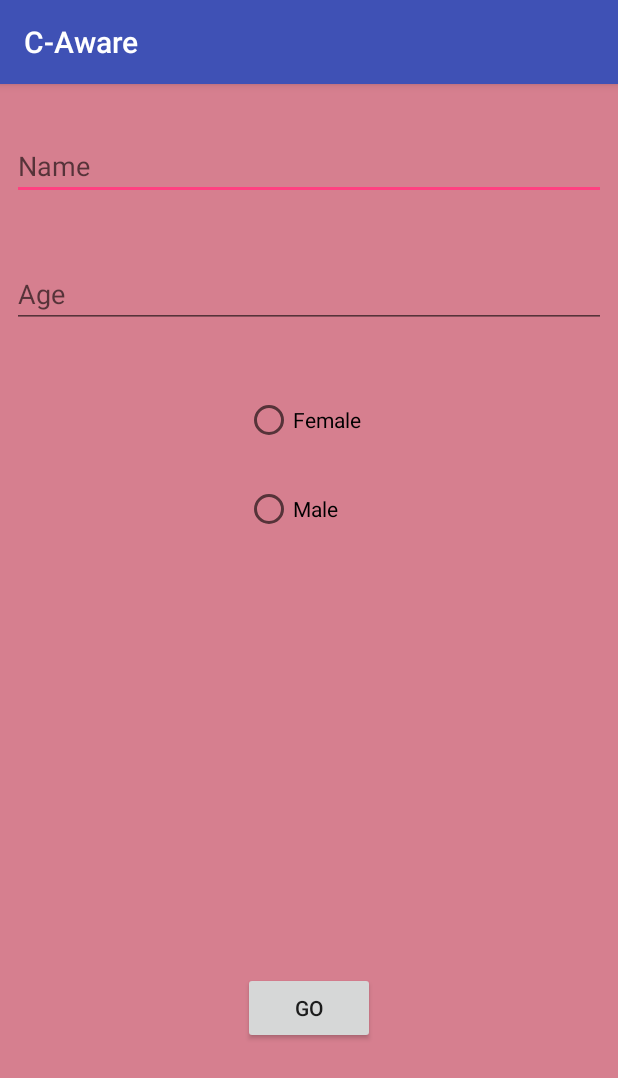
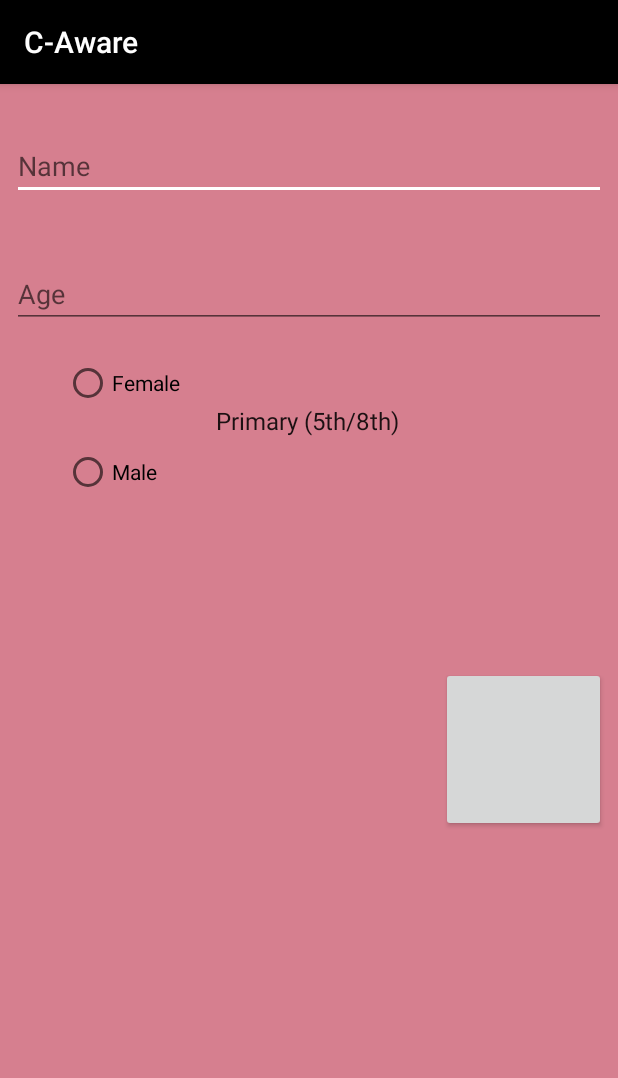
Before and after one commit to dvsth/C-Aware, an Android app: the QuestionScreen screen opened directly, with no data from a screen before it, on a phone screen of 412 x 824 dp. Shown: the top 1078 px of the screen. Run offline under Robolectric (Android 15) with nearby library versions, the light colour scheme and no system bars.

Commit message:
Commit 9, Asking the Real Questions - v1.4 release

```diff
--- a/app/src/main/java/devseth/questionnaire/DBHandler.java
+++ b/app/src/main/java/devseth/questionnaire/DBHandler.java
@@ -31,7 +31,7 @@ public class DBHandler extends SQLiteOpenHelper {
     private static final String DEM_AGE = "age";
     private static final String DEM_SEX = "sex";
 
-    //responses - each column stores a value for one response - 1 for yes, 0 for no
+    //responses - each column stores a value for one response - 2 for yes, 1 for no
     private static final String QUES_1 = "QUES_1";
     private static final String QUES_2 = "QUES_2";
     private static final String QUES_3 = "QUES_3";
@@ -42,10 +42,26 @@ public class DBHandler extends SQLiteOpenHelper {
     private static final String QUES_8 = "QUES_8";
     private static final String QUES_9 = "QUES_9";
     private static final String QUES_10 = "QUES_10";
+    private static final String QUES_11 = "QUES_11";
+    private static final String QUES_12 = "QUES_12";
+    private static final String QUES_13 = "QUES_13";
+    private static final String QUES_14 = "QUES_14";
+    private static final String QUES_15 = "QUES_15";
+    private static final String QUES_16 = "QUES_16";
+    private static final String QUES_17 = "QUES_17";
+    private static final String QUES_18 = "QUES_18";
+    private static final String QUES_19 = "QUES_19";
+    private static final String QUES_20 = "QUES_20";
+    private static final String QUES_21 = "QUES_21";
+    private static final String QUES_22 = "QUES_22";
+    private static final String QUES_23 = "QUES_23";
+    private static final String QUES_24 = "QUES_24";
+
     //create a reference to the database we are handling
     private static SQLiteDatabase database;
     private static int counter;
     private static String[] QUESTION_ARRAY;
+
     //quelle heure est-il? wie viel uhr is es?
     private String timestamp;
 
@@ -73,7 +89,11 @@ public class DBHandler extends SQLiteOpenHelper {
                         + DEM_SEX + " TEXT, " + QUES_1 + " TEXT, " + QUES_2 + " TEXT, " +
                         QUES_3 + " TEXT, " + QUES_4 + " TEXT, " + QUES_5 + " TEXT, " + QUES_6 +
                         " TEXT, " + QUES_7 + " TEXT, " + QUES_8 + " TEXT, " + QUES_9 + " TEXT, "
-                        + QUES_10 + " TEXT"
+                        + QUES_10 + " TEXT, " + QUES_11 + " TEXT, " + QUES_12 + " TEXT, " +
+                        QUES_13 + " TEXT, " + QUES_14 + " TEXT, " + QUES_15 + " TEXT, " + QUES_16 +
+                        " TEXT, " + QUES_17 + " TEXT, " + QUES_18 + " TEXT, " + QUES_19 + " TEXT, "
+                        + QUES_20 + " TEXT, " + QUES_21 + " TEXT, " + QUES_22 + " TEXT, " +
+                        QUES_23 + " TEXT, " + QUES_24 + " TEXT"
                         + ")";
         database.execSQL(CREATE_CONTACTS_TABLE);
 
@@ -92,10 +112,11 @@ public class DBHandler extends SQLiteOpenHelper {
 
         //initialize array containing all questions
         QUESTION_ARRAY = new String[]{DEM_AGE, DEM_SEX, QUES_1, QUES_2, QUES_3,
-                QUES_4, QUES_5, QUES_6, QUES_7, QUES_8, QUES_9, QUES_10};
+                QUES_4, QUES_5, QUES_6, QUES_7, QUES_8, QUES_9, QUES_10, QUES_11, QUES_12, QUES_13,
+                QUES_14, QUES_15, QUES_16, QUES_17, QUES_18, QUES_19, QUES_20, QUES_21, QUES_22, QUES_23, QUES_24};
 
         ContentValues values = new ContentValues();
-        for (int i = 0; i < 12; i++) {
+        for (int i = 0; i < 26; i++) {
             values.put(QUESTION_ARRAY[i], inputResponses[i]);
 
 
@@ -144,7 +165,8 @@ public class DBHandler extends SQLiteOpenHelper {
             Log.d(null, "row count is: " + curCSV.getCount());
 
             //write header of CSV
-            writer.println("key, age, sex, q1, q2, q3, q4, q5, q6, q7, q8, q9, q10");
+            writer.println("key, age, sex, q1, q2, q3, q4, q5, q6, q7, q8, q9, q10, q11, q12, q13, q14, " +
+                    "q15, q16, q17, q18, q19, q20, q21, q22, q23, q24");
 
 
             int count = 0;
@@ -153,11 +175,11 @@ public class DBHandler extends SQLiteOpenHelper {
 
                 String record = "";
 
-                for (int i = 0; i < 12; i++) {
+                for (int i = 0; i < 26; i++) {
                     record = record.concat(curCSV.getString(i) + ",");
                 }
 
-                record = record.concat(curCSV.getString(12));
+                record = record.concat(curCSV.getString(26));
 
                 writer.println(record);
                 count++;
--- a/app/src/main/java/devseth/questionnaire/QuestionFeeder.java
+++ b/app/src/main/java/devseth/questionnaire/QuestionFeeder.java
@@ -6,24 +6,17 @@ package devseth.questionnaire;
 
 public class QuestionFeeder {
 
-    private String q1, q2, q3, q4, q5, q6, q7, q8, q9, q10;     //the questions
-    private String[] questions;                                 //array storing questions
-    private int questionIndex;                                  //current position in array
+    private String q1, q2, q3, q4, q5, q6, q7, q8, q9, q10, q11, q12, q13, q14,
+            q15, q16, q17, q18, q19, q20, q21, q22, q23, q24;                   //the questions
+    private String[] questions;                                                 //array storing questions
+    private int questionIndex;                                                  //current position in array
+    private int language;                                                       //*beep* for Hindi, press 0 *beep* For English, press 1
 
     public QuestionFeeder() {
 
-        q1 = "Question 1";
-        q2 = "Question 2";
-        q3 = "Question 3";
-        q4 = "Question 4";
-        q5 = "Question 5";
-        q6 = "Question 6";
-        q7 = "Question 7";
-        q8 = "Question 8";
-        q9 = "Question 9";
-        q10 = "Question 10";
 
-        questions = new String[]{q1, q2, q3, q4, q5, q6, q7, q8, q9, q10};
+        questions = new String[]{q1, q2, q3, q4, q5, q6, q7, q8, q9, q10, q11, q12, q13, q14,
+                q15, q16, q17, q18, q19, q20, q21, q22, q23, q24};
 
         questionIndex = -1;
     }
@@ -38,4 +31,68 @@ public class QuestionFeeder {
         return questions[questionIndex];                        //or else return the next question
     }
 
+
+    public void setLanguage(int i) {
+
+        if (i == 0)   //Hindi
+        {
+            q1 = "क्या आप मुँह के कैंसर के बारे मे जानते है?";
+            q2 = "क्या आप ऐसे किसी व्यक्ति को जानते है जिसे मुँह का कैंसर हुआ है?";
+            q3 = "क्या आप जानते है मुँह का कैंसर काय से होता है?";
+            q4 = "क्या मुँह का कैंसर छूत की बीमारी है?";
+            q5 = "क्या बीड़ी/सिगरेट पीने से कैंसर होता है?";
+            q6 = "क्या शराब पीने से मुँह का कैंसर होता है?";
+            q7 = "क्या पान चबाने से मुँह का कैंसर होता है?";
+            q8 = "क्या खराब दाँत या मसूड़ो से मुँह का कैंसर होता है?";
+            q9 = "क्या मुँह के कैंसर का उम्र से कोई संबंध है?";
+
+            q10 = "क्या आप बीड़ी/सिगरेट पीते है?";
+            q11 = "क्या आप पान चबाते है?";
+            q12 = "क्या आप पान मसाला खाते है?";
+            q13 = "क्या आप शराब का सेवन करते है?";
+            q14 = "क्या आपके परिवार का कोई सदस्य तम्बाकू का किसी भी स्वरूप में उपयोग करता है?";
+
+            q15 = "क्या आपने ने अपने मुँह को अंदर से देखा है?";
+            q16 = "क्या पूरा बढ़ा मुँह खोलने में कोई तकलीफ होती है?";
+            q17 = "क्या आपको सामान्य खाना खाने में तीखा लगता है?";
+            q18 = "क्या आपको मुँह में कोई लाल या सफ़ेद चट्टा, छाला है?";
+            q19 = "क्या आपको मुँह में कोई नुकीला या धार वाला दाँत है जो चुबता हो?";
+            q20 = "क्या आपको मुँह में कोई छला है जो तीन हफ्ते से ज़्यादा हो गए और भरा या ठीक न हुआ हो?";
+            q21 = "क्या पिछले दो-तीन हफ़्तों में आप की आवाज़ में कोई बदलाव हुआ है जो ठीक नहीं हो रहा है?";
+            q22 = "क्या आपके कान में दर्द बना रहता है?";
+            q23 = "क्या आपको खाना निगलने में कोई तकलीफ होती है?";
+            q24 = "क्या आपको गले या गर्दन में कोई सूजन या गठान महसूस होती है?";
+        } else if (i == 1) //English
+        {
+            q1 = "Have you heard about oral cancer?";
+            q2 = "Do you know anyone who had mouth cancer?";
+            q3 = "DO you know the cause of oral cancer?";
+            q4 = "Is oral cancer a contagious disease?";
+            q5 = "Can smoking cause oral cancer?";
+            q6 = "Can alcohol cause oral cancer?";
+            q7 = "Does chewing paan (betel leaves) cause oral cancer?";
+            q8 = "Is poor oral health a cause of oral cancer?";
+            q9 = "Is oral cancer related to age?";
+
+            q10 = "Do you smoke cigarettes or bidi?";
+            q11 = "DO you chew paan with tobacco?";
+            q12 = "Do you eat paan masala?";
+            q13 = "Do you consume alcohol?";
+            q14 = "Do any of your family members smoke or chew tobacco?";
+
+            q15 = "Have you ever examined your oral cavity?";
+            q16 = "Do you experience difficulties in opening your mouth fully?";
+            q17 = "Do you have a burning sensation on eating normal food?";
+            q18 = "Do you have any red or white patches in your oral cavity?";
+            q19 = "Do you have any sharp tooth that hurt your cheek?";
+            q20 = "Do you have any ulcer that has not healed for more than 3 weeks?";
+            q21 = "Have you noticed a change in your voice in the last 2-3 weeks or before that?";
+            q22 = "Do you continuously suffer from earache?";
+            q23 = "Do you have difficulties in swallowing food?";
+            q24 = "Have you noticed any swelling in your neck?";
+
+
+        }
+
+    }
 }
--- a/app/src/main/java/devseth/questionnaire/QuestionScreen.java
+++ b/app/src/main/java/devseth/questionnaire/QuestionScreen.java
@@ -2,6 +2,8 @@ package devseth.questionnaire;
 
 import android.Manifest;
 import android.animation.ValueAnimator;
+import android.content.Context;
+import android.content.Intent;
 import android.content.pm.PackageManager;
 import android.graphics.Color;
 import android.os.Bundle;
@@ -9,9 +11,12 @@ import android.support.v4.app.ActivityCompat;
 import android.support.v7.app.AppCompatActivity;
 import android.util.Log;
 import android.view.View;
+import android.view.inputmethod.InputMethodManager;
+import android.widget.ArrayAdapter;
 import android.widget.Button;
 import android.widget.EditText;
 import android.widget.RadioButton;
+import android.widget.Spinner;
 import android.widget.TextView;
 
 public class QuestionScreen extends AppCompatActivity implements View.OnClickListener {
@@ -26,8 +31,10 @@ public class QuestionScreen extends AppCompatActivity implements View.OnClickLis
     Button btnYes;                                      //the yes button
     Button btnNo;                                       //the no button
     Button btnGo;                                       //the go button
+    Button btnRevert;                                   //the revert button
     RadioButton btnFemale;                              //are you a girl?
     RadioButton btnMale;                                //are you a boy?
+    Spinner spnEducation;                               //list of educational standards
     private QuestionFeeder questionFeeder;              //provides questions
     private DBHandler dbhelper;                         //the DBHandler object which will manage db
     private String[] responses;                         //stores responses
@@ -48,14 +55,26 @@ public class QuestionScreen extends AppCompatActivity implements View.OnClickLis
         btnFemale = (RadioButton) findViewById(R.id.rbFemale);
         btnMale = (RadioButton) findViewById(R.id.rbMale);
         btnGo.setOnClickListener(this);
+        spnEducation = (Spinner) findViewById(R.id.spnEducation);
         background = findViewById(R.id.background);
         btnYes = (Button) findViewById(R.id.btnYes);
         btnYes.setOnClickListener(this);
         btnNo = (Button) findViewById(R.id.btnNo);
         btnNo.setOnClickListener(this);
+        btnRevert = (Button) findViewById(R.id.btnRevert);
+        btnRevert.setOnClickListener(this);
         questionFeeder = new QuestionFeeder();
 
-        responses = new String[12];
+        ArrayAdapter<CharSequence> adapterSpnEducation = ArrayAdapter.createFromResource(this,
+                R.array.education_array, android.R.layout.simple_spinner_item);
+
+        // Specify the layout to use when the list of choices appears
+        adapterSpnEducation.setDropDownViewResource(android.R.layout.simple_spinner_dropdown_item);
+
+        // Apply the adapter to the spinner
+        spnEducation.setAdapter(adapterSpnEducation);
+
+        responses = new String[26];
         String blank = "";
         for (int i = 0; i < responses.length; i++)
             responses[i] = blank;
@@ -68,6 +87,7 @@ public class QuestionScreen extends AppCompatActivity implements View.OnClickLis
         txtQues.setVisibility(View.INVISIBLE);
         btnYes.setVisibility(View.INVISIBLE);
         btnNo.setVisibility(View.INVISIBLE);
+        btnRevert.setVisibility(View.INVISIBLE);
 
         //Ignition for animation
         bgAnimator();
@@ -93,7 +113,7 @@ public class QuestionScreen extends AppCompatActivity implements View.OnClickLis
         if (isGoOver) {
             questionIndex++;
 
-            if (questionIndex == 11)
+            if (questionIndex == 25)
                 isLast = true;
 
             txtQues.setText(questionFeeder.nextQuestion());
@@ -102,13 +122,8 @@ public class QuestionScreen extends AppCompatActivity implements View.OnClickLis
             Log.d(null, "value of questionIndex is:" + questionIndex);
         }
 
-        if (!isLast && txtQues.getText().equals("Survey Complete!")) {
+        //if (!isLast && txtQues.getText().equals("Survey Complete!")) {
 
-            btnYes.setEnabled(false);                           //disable buttons
-            btnNo.setEnabled(false);
-            dbhelper.addSurveyResponse(responses);              //add the responses to the db
-            dbhelper.writeToCSV();                              //update the csv file
-            Log.d(null, "wrote to CSV");
 
         //!!!TEST ONLY!!!
         //String test = "teststring for concated responses";
@@ -116,25 +131,32 @@ public class QuestionScreen extends AppCompatActivity implements View.OnClickLis
         //  test = test.concat(responses[c]);
         //txtQues.setText(test);
 
-        } else {
+
         switch (v.getId()) {
-
+            case R.id.rbMale:
+            case R.id.rbFemale:
+                View view = this.getCurrentFocus();
+                if (view != null) {
+                    InputMethodManager imm = (InputMethodManager) getSystemService(Context.INPUT_METHOD_SERVICE);
+                    imm.hideSoftInputFromWindow(view.getWindowToken(), 0);
+                }
+                break;
             case R.id.btnNo:
-                    responses[questionIndex] = "0";
+                responses[questionIndex] = "1";
 
                 Log.d(null, "Value of responses at " + questionIndex + " is: " + responses[questionIndex]);
                 if (isLast) {
                     isGoOver = false;
-
+                    disabler();
                 }
                 break;
             case R.id.btnYes:
-                    responses[questionIndex] = "1";
+                responses[questionIndex] = "2";
                 Log.d(null, "Value of responses at " + questionIndex + " is: " + responses[questionIndex]);
 
                 if (isLast) {
                     isGoOver = false;
-
+                    disabler();
                 }
                 break;
 
@@ -151,6 +173,7 @@ public class QuestionScreen extends AppCompatActivity implements View.OnClickLis
                 txtName.setVisibility(View.INVISIBLE);
                 btnMale.setVisibility(View.INVISIBLE);
                 btnFemale.setVisibility(View.INVISIBLE);
+                spnEducation.setVisibility(View.INVISIBLE);
 
                 //add input fields into row array
                 responses[0] = txtAge.getText().toString();
@@ -160,11 +183,30 @@ public class QuestionScreen extends AppCompatActivity implements View.OnClickLis
                 else
                     responses[1] = "female";
 
-
-            }
+                break;
+            case R.id.btnRevert:
+                Intent i = new Intent(getApplicationContext(), MainActivity.class);
+                startActivity(i);
         }
 
     }
+
+    private void disabler() {
+
+        btnYes.setEnabled(false);                           //disable buttons
+        btnNo.setEnabled(false);
+        btnNo.setVisibility(View.GONE);
+        btnYes.setVisibility(View.GONE);
+        spnEducation.setVisibility(View.GONE);
+
+        btnRevert.setVisibility(View.VISIBLE);              //enable revert option
+
+        dbhelper.addSurveyResponse(responses);              //add the responses to the db
+        dbhelper.writeToCSV();                              //update the csv file
+        Log.d(null, "wrote to CSV");
+
+    }
+
 
     private void bgAnimator() {
 
--- a/app/src/main/res/layout/activity_question_screen.xml
+++ b/app/src/main/res/layout/activity_question_screen.xml
@@ -20,6 +20,10 @@
         android:id="@+id/textView1"
         android:layout_width="0dp"
         android:layout_height="wrap_content"
+        android:layout_marginEnd="30dp"
+        android:layout_marginLeft="30dp"
+        android:layout_marginRight="30dp"
+        android:layout_marginStart="30dp"
         android:layout_marginTop="60dp"
         android:text="TextView"
         android:textAlignment="center"
@@ -29,15 +33,15 @@
         app:layout_constraintTop_toTopOf="@+id/background" />
 
     <LinearLayout
+        android:id="@+id/linearLayout"
         android:layout_width="0dp"
         android:layout_height="wrap_content"
+        android:layout_marginBottom="8dp"
         android:orientation="vertical"
         android:weightSum="1"
+        app:layout_constraintBottom_toBottomOf="@+id/background"
         app:layout_constraintLeft_toLeftOf="parent"
-        app:layout_constraintRight_toRightOf="parent"
-        app:layout_constraintBottom_toBottomOf="@+id/background"
-        android:layout_marginBottom="8dp"
-        android:id="@+id/linearLayout">
+        app:layout_constraintRight_toRightOf="parent">
 
         <Button
             android:id="@+id/btnYes"
@@ -51,7 +55,7 @@
             android:text="Yes"
             app:layout_constraintBottom_toBottomOf="parent"
             app:layout_constraintLeft_toLeftOf="parent"
-            app:layout_constraintRight_toLeftOf="@+id/button3" />
+            app:layout_constraintRight_toLeftOf="@id/parent" />
 
         <Button
             android:id="@+id/btnNo"
@@ -63,9 +67,10 @@
             android:layout_marginRight="8dp"
             android:layout_marginStart="8dp"
             android:text="No"
-            app:layout_constraintBottom_toBottomOf="parent"
-            app:layout_constraintLeft_toLeftOf="parent"
-            app:layout_constraintRight_toLeftOf="@+id/button3" />
+            android:textAlignment="center"
+            app:layout_constraintBottom_toBottomOf="@+id/parent"
+            app:layout_constraintLeft_toLeftOf="@+id/parent"
+            app:layout_constraintRight_toLeftOf="@+id/parent" />
 
     </LinearLayout>
 
@@ -73,53 +78,62 @@
         android:id="@+id/txtName"
         android:layout_width="0dp"
         android:layout_height="wrap_content"
+        android:layout_marginEnd="8dp"
+        android:layout_marginLeft="8dp"
+        android:layout_marginRight="8dp"
+        android:layout_marginStart="8dp"
         android:layout_marginTop="32dp"
         android:ems="10"
         android:hint="Name"
         android:inputType="textPersonName"
-        app:layout_constraintTop_toTopOf="@+id/background"
-        android:layout_marginRight="8dp"
+        app:layout_constraintLeft_toLeftOf="parent"
         app:layout_constraintRight_toRightOf="parent"
-        android:layout_marginLeft="8dp"
-        app:layout_constraintLeft_toLeftOf="parent" />
+        app:layout_constraintTop_toTopOf="@+id/background" />
 
     <EditText
         android:id="@+id/txtAge"
         android:layout_width="0dp"
         android:layout_height="wrap_content"
+        android:layout_marginEnd="8dp"
+        android:layout_marginLeft="8dp"
+        android:layout_marginRight="8dp"
+        android:layout_marginStart="8dp"
         android:layout_marginTop="40dp"
         android:ems="10"
         android:hint="Age"
         android:inputType="number"
-        app:layout_constraintTop_toBottomOf="@+id/txtName"
-        android:layout_marginRight="8dp"
+        app:layout_constraintHorizontal_bias="0.0"
+        app:layout_constraintLeft_toLeftOf="parent"
         app:layout_constraintRight_toRightOf="parent"
-        android:layout_marginLeft="8dp"
-        app:layout_constraintLeft_toLeftOf="parent"
-        app:layout_constraintHorizontal_bias="0.0" />
+        app:layout_constraintTop_toBottomOf="@+id/txtName" />
 
     <Button
         android:id="@+id/btnGo"
-        android:layout_width="88dp"
-        android:layout_height="wrap_content"
-        android:text="Go"
-        android:layout_marginLeft="8dp"
-        app:layout_constraintLeft_toLeftOf="parent"
+        android:layout_width="110dp"
+        android:layout_height="110dp"
+        android:layout_marginEnd="8dp"
         android:layout_marginRight="8dp"
+        android:layout_marginTop="226dp"
+        android:textSize="50sp"
         app:layout_constraintRight_toRightOf="parent"
-        android:layout_marginBottom="8dp"
-        app:layout_constraintBottom_toTopOf="@+id/linearLayout" />
+        app:layout_constraintTop_toBottomOf="@+id/txtAge"
+        tools:text="🢂" />
 
     <RadioGroup
+        android:id="@+id/radioGroup"
         android:layout_width="wrap_content"
         android:layout_height="wrap_content"
-        android:layout_marginTop="37dp"
-        app:layout_constraintTop_toBottomOf="@+id/txtAge"
-        android:layout_marginLeft="0dp"
-        app:layout_constraintLeft_toLeftOf="parent"
-        android:id="@+id/radioGroup"
+        android:layout_marginBottom="0dp"
+        android:layout_marginEnd="8dp"
+        android:layout_marginLeft="8dp"
         android:layout_marginRight="8dp"
-        app:layout_constraintRight_toRightOf="parent">
+        android:layout_marginStart="8dp"
+        android:layout_marginTop="0dp"
+        android:hapticFeedbackEnabled="false"
+        app:layout_constraintBottom_toBottomOf="@+id/spnEducation"
+        app:layout_constraintLeft_toLeftOf="@+id/background"
+        app:layout_constraintRight_toLeftOf="@+id/btnRevert"
+        app:layout_constraintTop_toTopOf="@+id/spnEducation">
 
         <RadioButton
             android:id="@+id/rbFemale"
@@ -129,6 +143,7 @@
             android:layout_marginRight="8dp"
             android:layout_marginTop="8dp"
             android:layout_weight="1"
+            android:onClick="onClick"
             android:text="Female"
             app:layout_constraintLeft_toLeftOf="parent"
             app:layout_constraintRight_toRightOf="parent"
@@ -143,6 +158,7 @@
             android:layout_marginTop="27dp"
             android:layout_weight="1"
             android:checked="false"
+            android:onClick="onClick"
             android:text="Male"
             app:layout_constraintHorizontal_bias="0.501"
             app:layout_constraintLeft_toLeftOf="parent"
@@ -150,4 +166,32 @@
             app:layout_constraintTop_toBottomOf="@+id/txtAge" />
     </RadioGroup>
 
+    <Button
+        android:id="@+id/btnRevert"
+        android:layout_width="wrap_content"
+        android:layout_height="wrap_content"
+        android:layout_marginBottom="8dp"
+        android:layout_marginEnd="8dp"
+        android:layout_marginLeft="8dp"
+        android:layout_marginRight="8dp"
+        android:layout_marginStart="8dp"
+        android:layout_marginTop="8dp"
+        android:text="Go Back"
+        app:layout_constraintBottom_toBottomOf="@+id/linearLayout"
+        app:layout_constraintLeft_toLeftOf="@+id/background"
+        app:layout_constraintRight_toRightOf="@+id/background"
+        app:layout_constraintTop_toTopOf="@+id/background" />
+
+    <Spinner
+        android:id="@+id/spnEducation"
+        android:layout_width="0dp"
+        android:layout_height="wrap_content"
+        android:layout_marginLeft="8dp"
+        android:layout_marginRight="8dp"
+        android:layout_marginTop="50dp"
+        app:layout_constraintHorizontal_bias="1.0"
+        app:layout_constraintLeft_toRightOf="@+id/radioGroup"
+        app:layout_constraintRight_toRightOf="@+id/background"
+        app:layout_constraintTop_toBottomOf="@+id/txtAge" />
+
 </android.support.constraint.ConstraintLayout>
--- a/app/src/main/res/values/colors.xml
+++ b/app/src/main/res/values/colors.xml
@@ -1,6 +1,6 @@
 <?xml version="1.0" encoding="utf-8"?>
 <resources>
-    <color name="colorPrimary">#3F51B5</color>
-    <color name="colorPrimaryDark">#303F9F</color>
-    <color name="colorAccent">#FF4081</color>
+    <color name="colorPrimary">#000000</color>
+    <color name="colorPrimaryDark">#000000</color>
+    <color name="colorAccent">#FFFFFF</color>
 </resources>
--- a/app/src/main/res/values/strings.xml
+++ b/app/src/main/res/values/strings.xml
@@ -1,3 +1,10 @@
 <resources>
     <string name="app_name">C-Aware</string>
+    <string-array name="education_array">
+        <item>Primary (5th/8th)</item>
+        <item>Secondary (10th/12th) </item>
+        <item>Bachelor's Degree</item>
+        <item>Master's Degree</item>
+        <item>No Formal Education</item>
+    </string-array>
 </resources>
```
Also changed, not shown: app/src/main/res/layout/activity_main.xml (+30 -4 lines). Lines whose indentation alone changed are shown as unchanged.
